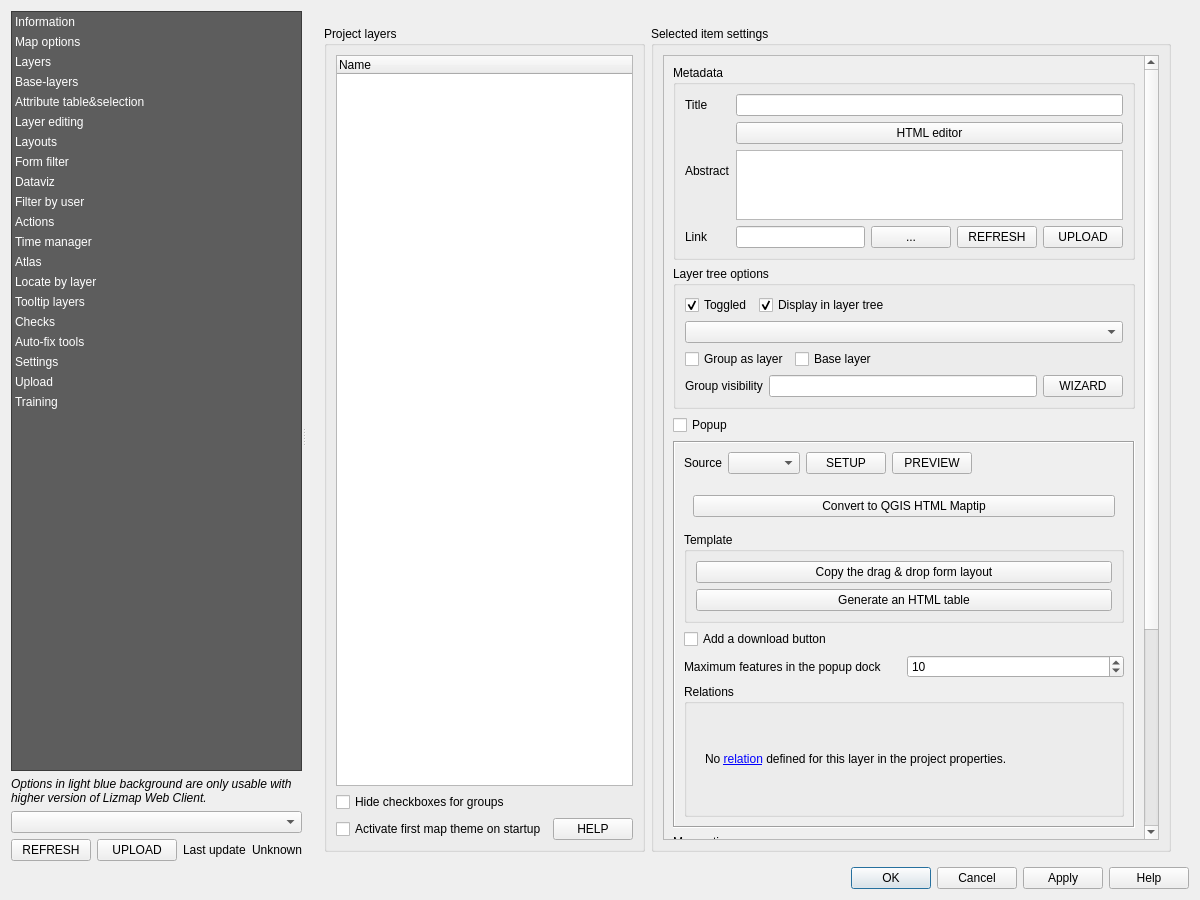
3liz/lizmap-plugin, file lizmap/resources/ui/ui_lizmap.ui: the form before one commit.
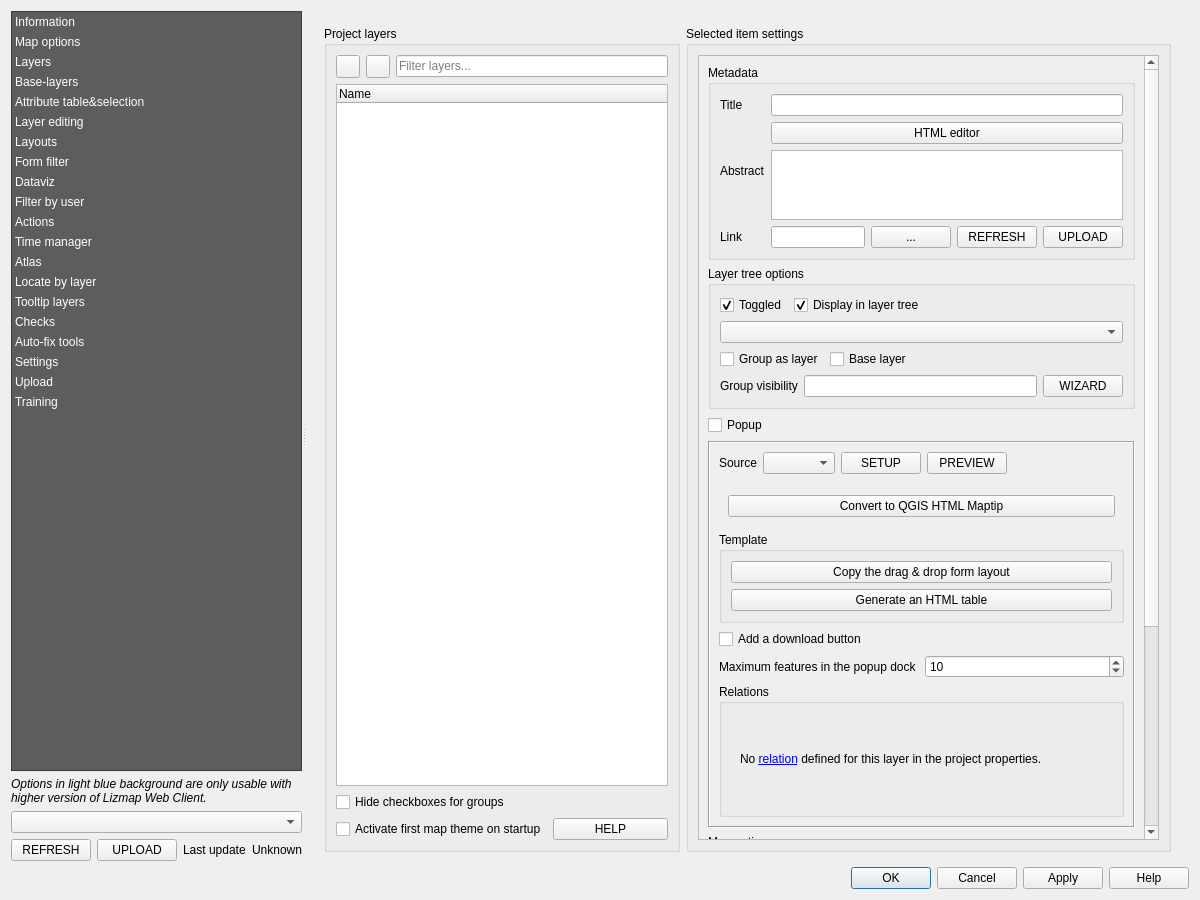
The form after the commit. The open tabs and pages were chosen to show the change. Custom widgets are drawn as their Qt base class.

Commit message:
Add expand/collapse all and search filter to Layers panel
Added toolbar with expand/collapse all buttons and a search filter field
to the Layers panel. The search filter supports real-time filtering of
layers and groups, automatically expanding groups with matching children.
Uses official QGIS icons for expand/collapse buttons.

```diff
--- a/lizmap/resources/ui/ui_lizmap.ui
+++ b/lizmap/resources/ui/ui_lizmap.ui
@@ -1480,6 +1480,40 @@
                  </property>
                  <layout class="QGridLayout" name="gridLayout_15">
                   <item row="0" column="0">
+                   <layout class="QHBoxLayout" name="layer_tree_toolbar">
+                    <item>
+                     <widget class="QToolButton" name="button_expand_all">
+                      <property name="toolTip">
+                       <string>Expand all layers/groups</string>
+                      </property>
+                      <property name="text">
+                       <string/>
+                      </property>
+                     </widget>
+                    </item>
+                    <item>
+                     <widget class="QToolButton" name="button_collapse_all">
+                      <property name="toolTip">
+                       <string>Collapse all layers/groups</string>
+                      </property>
+                      <property name="text">
+                       <string/>
+                      </property>
+                     </widget>
+                    </item>
+                    <item>
+                     <widget class="QLineEdit" name="layer_search_input">
+                      <property name="placeholderText">
+                       <string>Filter layers...</string>
+                      </property>
+                      <property name="clearButtonEnabled">
+                       <bool>true</bool>
+                      </property>
+                     </widget>
+                    </item>
+                   </layout>
+                  </item>
+                  <item row="1" column="0">
                    <widget class="QTreeWidget" name="layer_tree">
                     <property name="sizePolicy">
                      <sizepolicy hsizetype="Minimum" vsizetype="Expanding">
@@ -1509,14 +1543,14 @@
                     </column>
                    </widget>
                   </item>
-                  <item row="1" column="0">
+                  <item row="2" column="0">
                    <widget class="QCheckBox" name="cbHideGroupCheckbox">
                     <property name="text">
                      <string>Hide checkboxes for groups</string>
                     </property>
                    </widget>
                   </item>
-                  <item row="2" column="0">
+                  <item row="3" column="0">
                    <layout class="QHBoxLayout" name="horizontalLayout_36">
                     <item>
                      <widget class="QCheckBox" name="activate_first_map_theme">
```
The commit also changes 3 other files.
